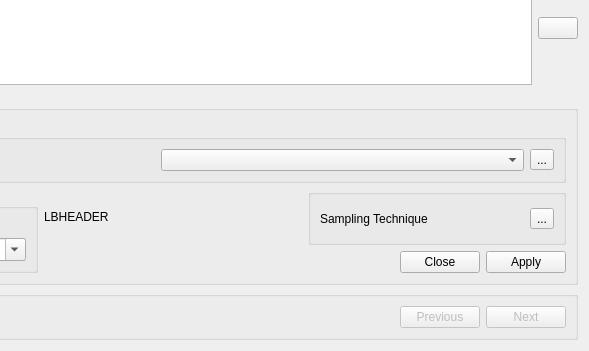
Qt form app_solution/app_new/frmframe.ui (doublebyte1/faocas_qc) before a commit; both pictures show x 243 to 832 and y 185 to 536 of the 832 by 536 pixel window.
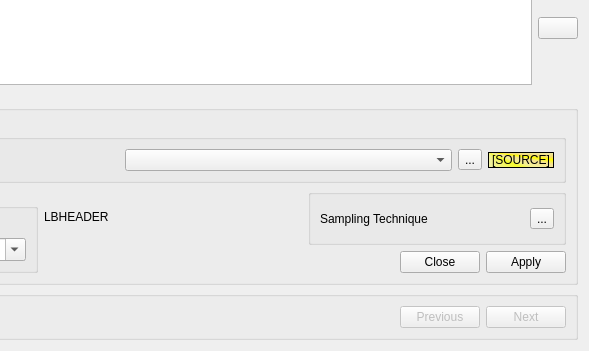
The same form after that commit. Icons and pictures are not drawn.

Commit message: - added convenience label on frframe, stating if it is a logbook or sampling frame;

Patch:
```diff
--- a/app_solution/app_new/frmframe.ui
+++ b/app_solution/app_new/frmframe.ui
@@ -242,6 +242,32 @@
            </property>
           </widget>
          </item>
+         <item>
+          <widget class="QLabel" name="lbSource">
+           <property name="sizePolicy">
+            <sizepolicy hsizetype="Fixed" vsizetype="Fixed">
+             <horstretch>0</horstretch>
+             <verstretch>0</verstretch>
+            </sizepolicy>
+           </property>
+           <property name="styleSheet">
+            <string notr="true">background-color: qconicalgradient(cx:0, cy:0, angle:135, stop:0 rgba(220, 220, 220, 69), stop:0.375 rgba(255, 255, 0, 69), stop:0.423533 rgba(251, 255, 0, 145), stop:0.45 rgba(247, 255, 0, 208), stop:0.477581 rgba(255, 244, 71, 130), stop:0.518717 rgba(255, 218, 71, 130), stop:0.55 rgba(255, 255, 0, 255), stop:0.57754 rgba(255, 203, 0, 130), stop:0.625 rgba(255, 255, 0, 69), stop:1 rgba(255, 255, 0, 69));
+font: 75 10pt &quot;Fixedsys&quot;;</string>
+           </property>
+           <property name="frameShape">
+            <enum>QFrame::StyledPanel</enum>
+           </property>
+           <property name="frameShadow">
+            <enum>QFrame::Raised</enum>
+           </property>
+           <property name="text">
+            <string>[SOURCE]</string>
+           </property>
+           <property name="scaledContents">
+            <bool>true</bool>
+           </property>
+          </widget>
+         </item>
         </layout>
        </widget>
       </item>
```
Left out of the diff: 23 changed lines with no effect on the pictures. The commit also changes 4 other files.
